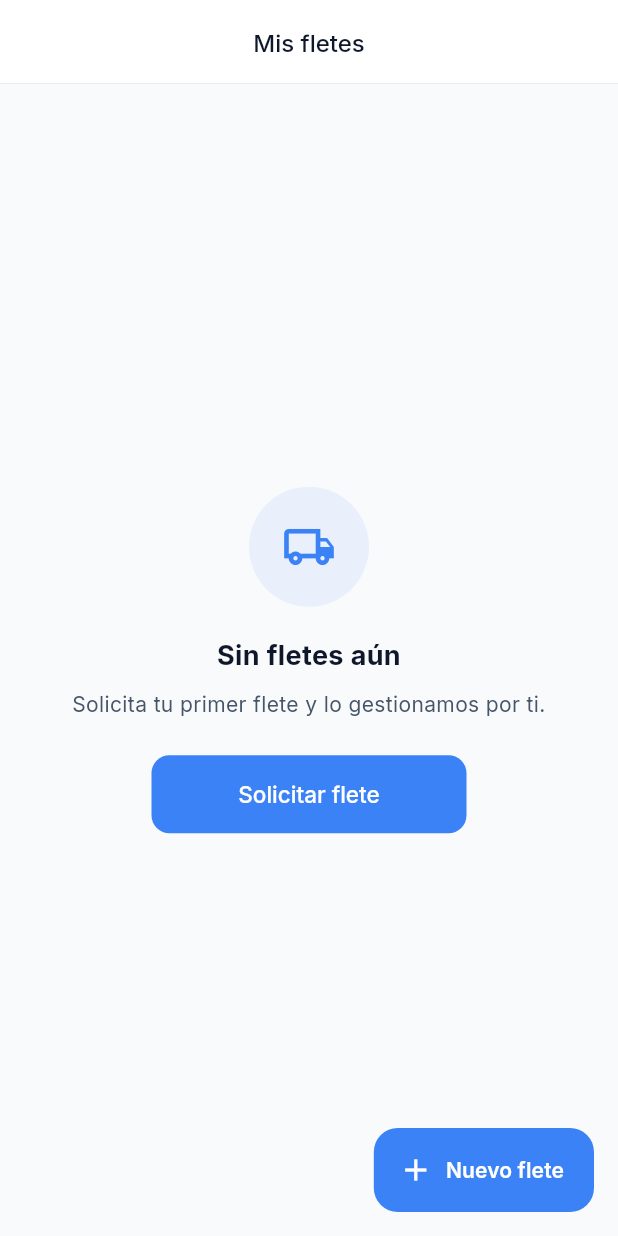
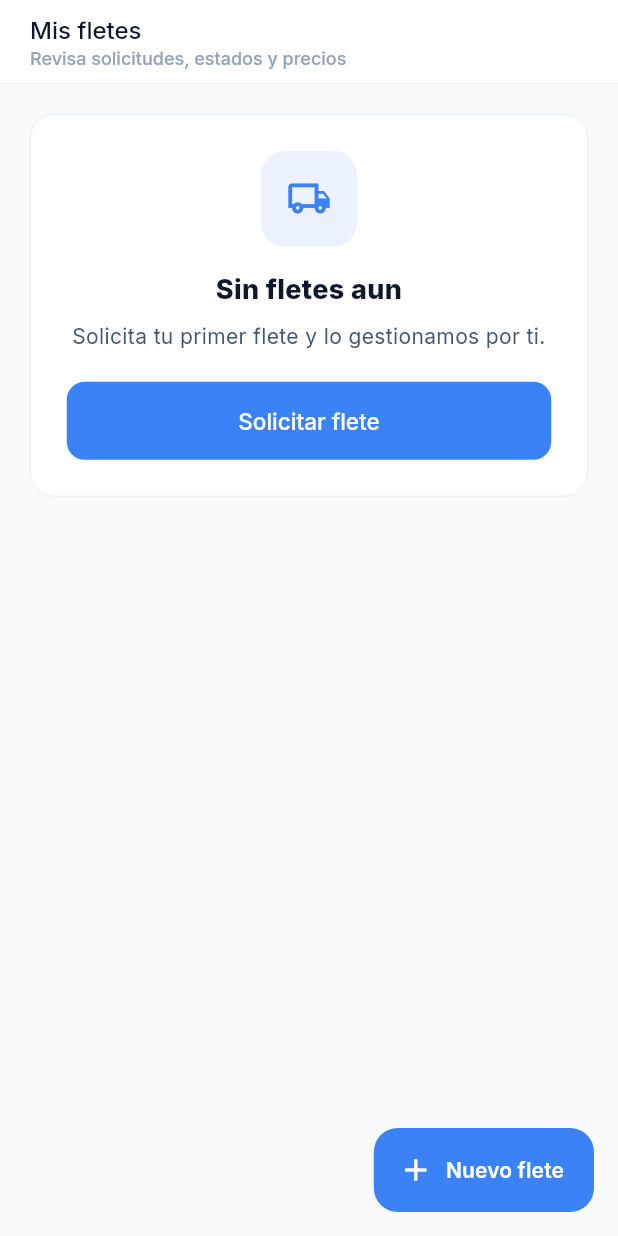
Before and after one commit to rodrigoalvrz024/Fleteapp, a Flutter app: the FreightListScreen screen opened by its route, on a phone screen of 412 x 824 dp. Run offline on Flutter 3.47's test engine with Material 3 defaults, Android fonts, the phone set to English and light mode, and no system bars; our stand-ins replace dio, firebase_core, firebase_messaging, flutter_riverpod, flutter_secure_storage, geocoding and 6 more; missing offline and left inert: dart:html; accounts and stored records are empty; network calls fail.

Commit message:
refactor: introduce shared web layout

```diff
--- a/mobile/lib/core/theme/app_theme.dart
+++ b/mobile/lib/core/theme/app_theme.dart
@@ -71,7 +71,7 @@ class AppTheme {
         backgroundColor: surface,
         foregroundColor: midnight,
         elevation: 0,
-        centerTitle: true,
+        centerTitle: false,
         scrolledUnderElevation: 0,
         systemOverlayStyle: SystemUiOverlayStyle.dark,
         titleTextStyle: GoogleFonts.inter(
--- a/mobile/lib/screens/client/freight_list_screen.dart
+++ b/mobile/lib/screens/client/freight_list_screen.dart
@@ -5,6 +5,7 @@ import 'package:intl/intl.dart';
 import '../../core/theme/app_theme.dart';
 import '../../models/freight_model.dart';
 import '../../services/freight_service.dart';
+import '../shared/web_layout.dart';
 import 'widgets/freight_widgets.dart';
 
 class FreightListScreen extends StatefulWidget {
@@ -43,35 +44,9 @@ class _FreightListScreenState extends State<FreightListScreen> {
 
   @override
   Widget build(BuildContext context) {
-    return Scaffold(
-      appBar: AppBar(title: const Text('Mis fletes')),
-      body: _loading
-          ? const Center(
-              child: CircularProgressIndicator(
-                strokeWidth: 2,
-                color: AppTheme.primary,
-              ),
-            )
-          : _freights.isEmpty
-              ? ClientEmptyState(
-                  icon: Icons.local_shipping_outlined,
-                  title: 'Sin fletes aún',
-                  description:
-                      'Solicita tu primer flete y lo gestionamos por ti.',
-                  actionLabel: 'Solicitar flete',
-                  onAction: _createFreight,
-                )
-              : RefreshIndicator(
-                  color: AppTheme.primary,
-                  onRefresh: _load,
-                  child: ListView.separated(
-                    padding: const EdgeInsets.fromLTRB(16, 16, 16, 100),
-                    itemCount: _freights.length,
-                    separatorBuilder: (_, __) => const SizedBox(height: 10),
-                    itemBuilder: (_, index) =>
-                        FreightCard(freight: _freights[index]),
-                  ),
-                ),
+    return WebPageScaffold(
+      title: 'Mis fletes',
+      subtitle: 'Revisa solicitudes, estados y precios',
       floatingActionButton: FloatingActionButton.extended(
         onPressed: _createFreight,
         backgroundColor: AppTheme.primary,
@@ -82,6 +57,31 @@ class _FreightListScreenState extends State<FreightListScreen> {
           style: TextStyle(color: Colors.white, fontWeight: FontWeight.w600),
         ),
       ),
+      child: _loading
+          ? const WebLoadingState()
+          : _freights.isEmpty
+              ? WebPageBody(
+                  children: [
+                    WebEmptyState(
+                      icon: Icons.local_shipping_outlined,
+                      title: 'Sin fletes aun',
+                      description:
+                          'Solicita tu primer flete y lo gestionamos por ti.',
+                      actionLabel: 'Solicitar flete',
+                      onAction: _createFreight,
+                    ),
+                  ],
+                )
+              : WebPageBody(
+                  onRefresh: _load,
+                  padding: const EdgeInsets.fromLTRB(20, 20, 20, 100),
+                  children: [
+                    for (final freight in _freights) ...[
+                      FreightCard(freight: freight),
+                      const SizedBox(height: 10),
+                    ],
+                  ],
+                ),
     );
   }
 }
@@ -165,7 +165,8 @@ class FreightCard extends StatelessWidget {
                   const SizedBox(width: 6),
                   if ((freight.requiresHelpers ?? 0) > 0)
                     FreightPill(
-                      '${freight.requiresHelpers} peoneta${freight.requiresHelpers! > 1 ? "s" : ""}',
+                      '${freight.requiresHelpers} peoneta'
+                      '${freight.requiresHelpers! > 1 ? "s" : ""}',
                     ),
                   const Spacer(),
                   const Icon(
--- /dev/null
+++ b/mobile/lib/screens/shared/web_layout.dart
@@ -0,0 +1,215 @@
+import 'dart:math' as math;
+
+import 'package:flutter/material.dart';
+
+import '../../core/theme/app_theme.dart';
+
+class WebPageScaffold extends StatelessWidget {
+  final String title;
+  final String? subtitle;
+  final Widget child;
+  final List<Widget> actions;
+  final Widget? floatingActionButton;
+
+  const WebPageScaffold({
+    super.key,
+    required this.title,
+    required this.child,
+    this.subtitle,
+    this.actions = const [],
+    this.floatingActionButton,
+  });
+
+  @override
+  Widget build(BuildContext context) {
+    return Scaffold(
+      backgroundColor: AppTheme.background,
+      appBar: AppBar(
+        titleSpacing: 20,
+        title: _AppBarTitle(title: title, subtitle: subtitle),
+        actions: actions,
+      ),
+      body: SafeArea(child: child),
+      floatingActionButton: floatingActionButton,
+    );
+  }
+}
+
+class WebPageBody extends StatelessWidget {
+  final List<Widget> children;
+  final Future<void> Function()? onRefresh;
+  final EdgeInsetsGeometry padding;
+  final double maxWidth;
+
+  const WebPageBody({
+    super.key,
+    required this.children,
+    this.onRefresh,
+    this.padding = const EdgeInsets.fromLTRB(20, 20, 20, 40),
+    this.maxWidth = 960,
+  });
+
+  @override
+  Widget build(BuildContext context) {
+    return LayoutBuilder(
+      builder: (context, constraints) {
+        final width = math.min(maxWidth, constraints.maxWidth);
+        final scrollable = Align(
+          alignment: Alignment.topCenter,
+          child: SizedBox(
+            width: width,
+            height: constraints.maxHeight,
+            child: ListView(
+              physics: const AlwaysScrollableScrollPhysics(),
+              padding: padding,
+              children: children,
+            ),
+          ),
+        );
+
+        if (onRefresh == null) return scrollable;
+
+        return RefreshIndicator(
+          color: AppTheme.primary,
+          onRefresh: onRefresh!,
+          child: scrollable,
+        );
+      },
+    );
+  }
+}
+
+class WebLoadingState extends StatelessWidget {
+  const WebLoadingState({super.key});
+
+  @override
+  Widget build(BuildContext context) {
+    return const Center(
+      child: CircularProgressIndicator(
+        strokeWidth: 2,
+        color: AppTheme.primary,
+      ),
+    );
+  }
+}
+
+class WebEmptyState extends StatelessWidget {
+  final IconData icon;
+  final String title;
+  final String description;
+  final String? actionLabel;
+  final VoidCallback? onAction;
+
+  const WebEmptyState({
+    super.key,
+    required this.icon,
+    required this.title,
+    required this.description,
+    this.actionLabel,
+    this.onAction,
+  });
+
+  @override
+  Widget build(BuildContext context) {
+    return Center(
+      child: ConstrainedBox(
+        constraints: const BoxConstraints(maxWidth: 460),
+        child: Container(
+          padding: const EdgeInsets.all(24),
+          decoration: AppTheme.cardDecoration(),
+          child: Column(
+            mainAxisSize: MainAxisSize.min,
+            children: [
+              Container(
+                width: 64,
+                height: 64,
+                decoration: BoxDecoration(
+                  color: AppTheme.primary.withValues(alpha: 0.10),
+                  borderRadius: BorderRadius.circular(16),
+                ),
+                child: Icon(icon, size: 30, color: AppTheme.primary),
+              ),
+              const SizedBox(height: 16),
+              Text(
+                title,
+                textAlign: TextAlign.center,
+                style: const TextStyle(
+                  color: AppTheme.midnight,
+                  fontSize: 18,
+                  fontWeight: FontWeight.w800,
+                ),
+              ),
+              const SizedBox(height: 8),
+              Text(
+                description,
+                textAlign: TextAlign.center,
+                style: const TextStyle(
+                  color: AppTheme.slate600,
+                  height: 1.45,
+                ),
+              ),
+              if (actionLabel != null && onAction != null) ...[
+                const SizedBox(height: 20),
+                ElevatedButton(
+                  onPressed: onAction,
+                  child: Text(actionLabel!),
+                ),
+              ],
+            ],
+          ),
+        ),
+      ),
+    );
+  }
+}
+
+class WebPanel extends StatelessWidget {
+  final Widget child;
+  final EdgeInsetsGeometry padding;
+
+  const WebPanel({
+    super.key,
+    required this.child,
+    this.padding = const EdgeInsets.all(16),
+  });
+
+  @override
+  Widget build(BuildContext context) {
+    return Container(
+      padding: padding,
+      decoration: AppTheme.cardDecoration(),
+      child: child,
+    );
+  }
+}
+
+class _AppBarTitle extends StatelessWidget {
+  final String title;
+  final String? subtitle;
+
+  const _AppBarTitle({required this.title, required this.subtitle});
+
+  @override
+  Widget build(BuildContext context) {
+    return Column(
+      crossAxisAlignment: CrossAxisAlignment.start,
+      mainAxisSize: MainAxisSize.min,
+      children: [
+        Text(title),
+        if (subtitle != null) ...[
+          const SizedBox(height: 2),
+          Text(
+            subtitle!,
+            maxLines: 1,
+            overflow: TextOverflow.ellipsis,
+            style: const TextStyle(
+              color: AppTheme.slate400,
+              fontSize: 12,
+              fontWeight: FontWeight.w500,
+            ),
+          ),
+        ],
+      ],
+    );
+  }
+}
```
Also changed, not shown: mobile/lib/screens/auth/login_screen.dart (+19 -9 lines), mobile/lib/screens/client/freight_detail_screen.dart (+16 -19 lines), mobile/lib/screens/driver/available_freights_screen.dart (+148 -81 lines), mobile/lib/screens/driver/driver_freight_detail_screen.dart (+26 -16 lines), mobile/lib/screens/legal/legal_document_screen.dart (+20 -23 lines), mobile/lib/screens/shared/profile_screen.dart (+7 -14 lines).
